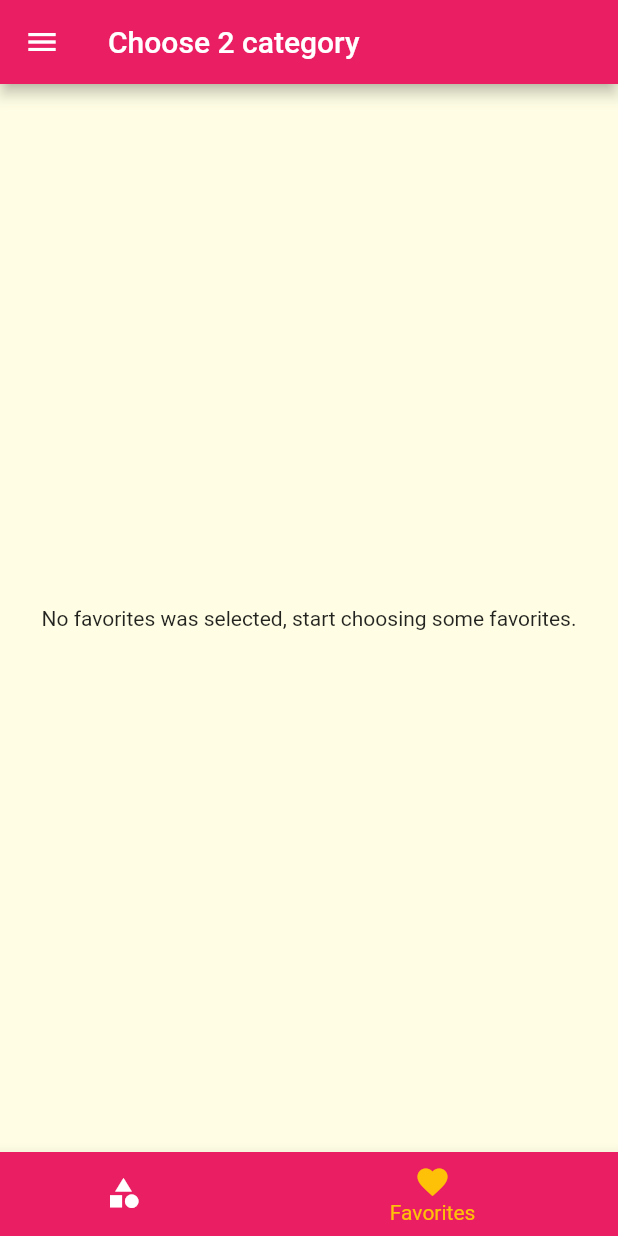
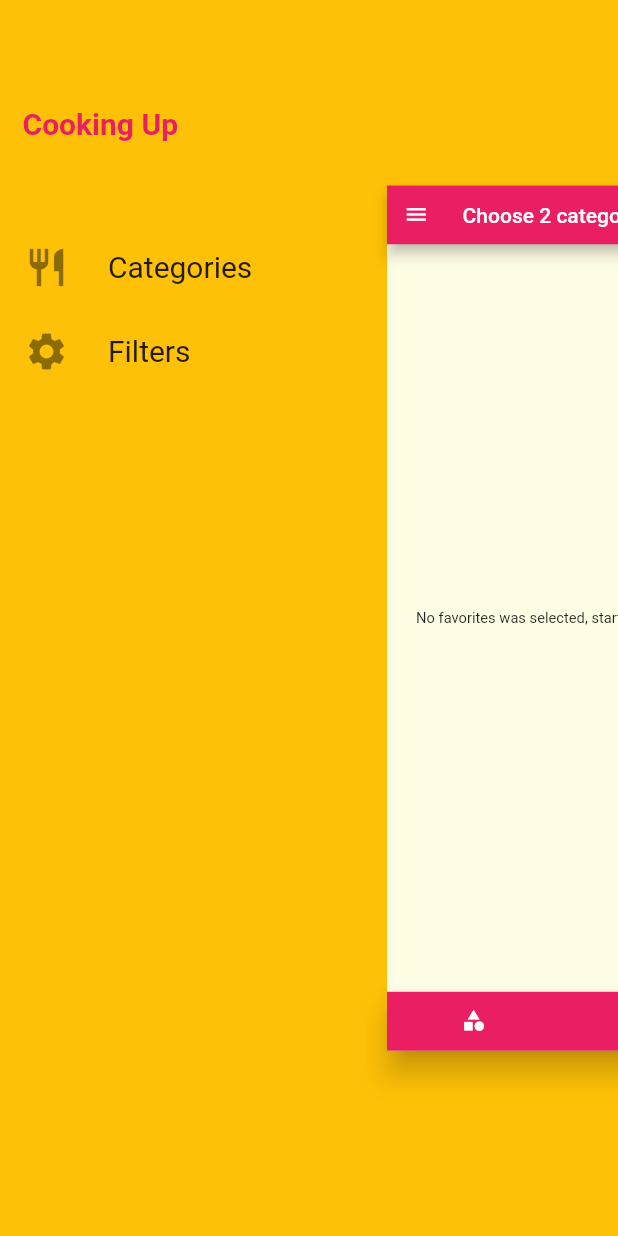
Before and after one commit to TariqHattab/Meals_App_2-Complete, a Flutter app: the screen it shows after launch, item 2 of the bottom bar chosen, after a tap on the "menu" icon, on a phone screen of 412 x 824 dp. Run offline on Flutter 3.47's test engine with Material 2 defaults, Android fonts, the phone set to English and light mode, and no system bars.

Commit message:
commit 9

```diff
--- a/lib/main_drawer.dart
+++ b/lib/main_drawer.dart
@@ -34,9 +34,7 @@ class _CustomDrawerState extends State<CustomDrawer>
     // minDragStartEdge = (width * .167).roundToDouble();
     // maxDragStartEdge = maxSlide - (width * .045).roundToDouble();
     print('init $width - $maxSlide - $minDragStartEdge - $maxDragStartEdge');
-    myChild = TapBarScreen(
-      toggle: toggle,
-    );
+
     _animationController = AnimationController(
       vsync: this,
       duration: _CustomDrawerState.toggleDuration,
@@ -44,7 +42,8 @@ class _CustomDrawerState extends State<CustomDrawer>
   }
 
   void toggle() {
-    _animationController.isCompleted ? open() : close();
+    print('toggle');
+    _animationController.isCompleted ? close() : open();
   }
 
   @override
@@ -103,7 +102,9 @@ class _CustomDrawerState extends State<CustomDrawer>
       onHorizontalDragEnd: _onDragEnd,
       child: AnimatedBuilder(
         animation: _animationController,
-        // child: myChild,
+        child: TapBarScreen(
+          toggle: toggle,
+        ),
         builder: (context, ch) {
           print(
               'animatedbuild $width - $maxSlide - $minDragStartEdge - $maxDragStartEdge');
@@ -120,7 +121,7 @@ class _CustomDrawerState extends State<CustomDrawer>
                 alignment: Alignment.centerLeft,
                 child: GestureDetector(
                     onTap: _animationController.isCompleted ? close : null,
-                    child: myChild),
+                    child: ch),
               ),
             ],
           );
```
